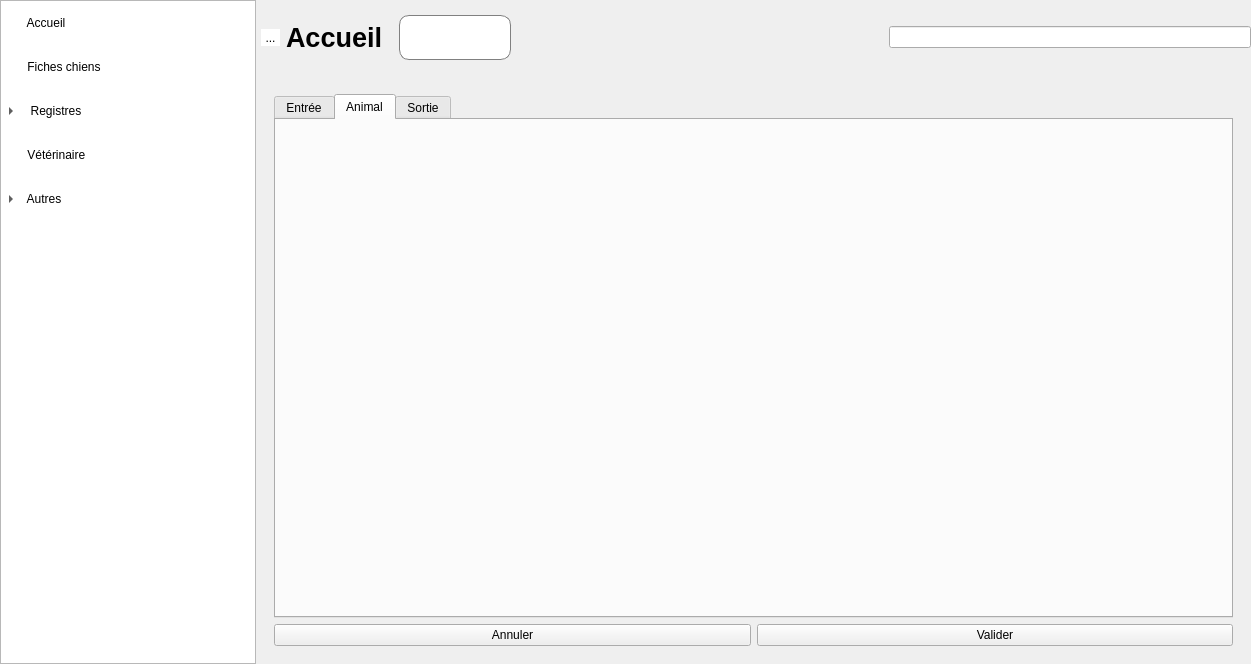
First picture: the form in mainwindow.ui, repository ArtAuc/mkrescue, before the edit.
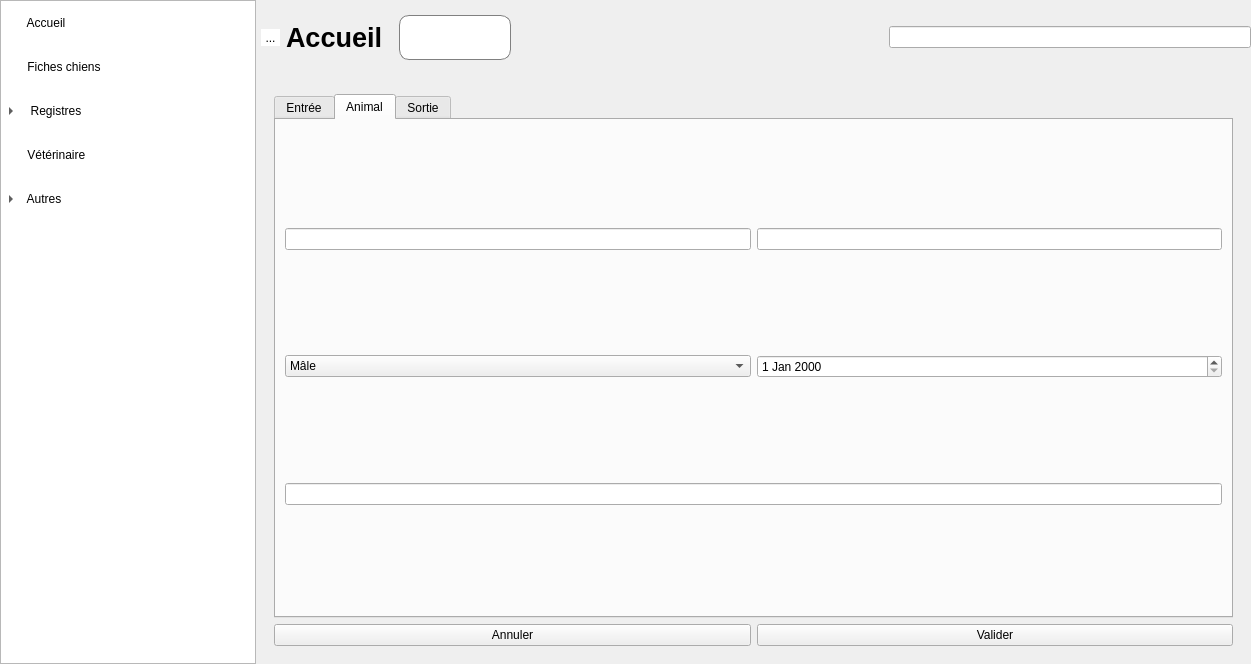
Second picture: the form after the edit. The open tabs and pages were chosen to show the change. Icons and pictures are not drawn. Custom widgets are drawn as their Qt base class.

Commit message: Animal tab modification in entry edit page

Patch:
```diff
--- a/mainwindow.ui
+++ b/mainwindow.ui
@@ -706,6 +706,34 @@
                    <attribute name="title">
                     <string>Animal</string>
                    </attribute>
+                   <layout class="QGridLayout" name="gridLayout_2">
+                    <item row="1" column="0">
+                     <widget class="QComboBox" name="sexBox">
+                      <item>
+                       <property name="text">
+                        <string>Mâle</string>
+                       </property>
+                      </item>
+                      <item>
+                       <property name="text">
+                        <string>Femelle</string>
+                       </property>
+                      </item>
+                     </widget>
+                    </item>
+                    <item row="0" column="0">
+                     <widget class="QLineEdit" name="dogNameEdit"/>
+                    </item>
+                    <item row="0" column="1">
+                     <widget class="QLineEdit" name="chipEdit"/>
+                    </item>
+                    <item row="2" column="0" colspan="2">
+                     <widget class="QLineEdit" name="breedEdit"/>
+                    </item>
+                    <item row="1" column="1">
+                     <widget class="QDateEdit" name="birthDateEdit"/>
+                    </item>
+                   </layout>
                   </widget>
                   <widget class="QWidget" name="entryTab3">
                    <attribute name="title">
```
Left out of the diff: 2 changed lines with no effect on the pictures. The commit also changes 4 other files.
